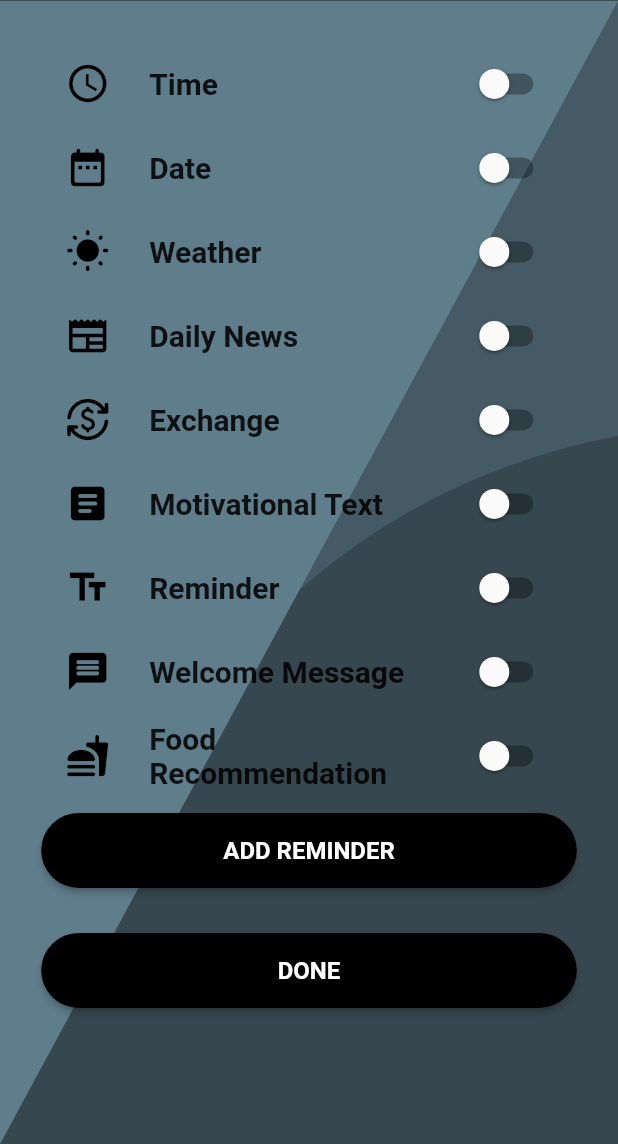
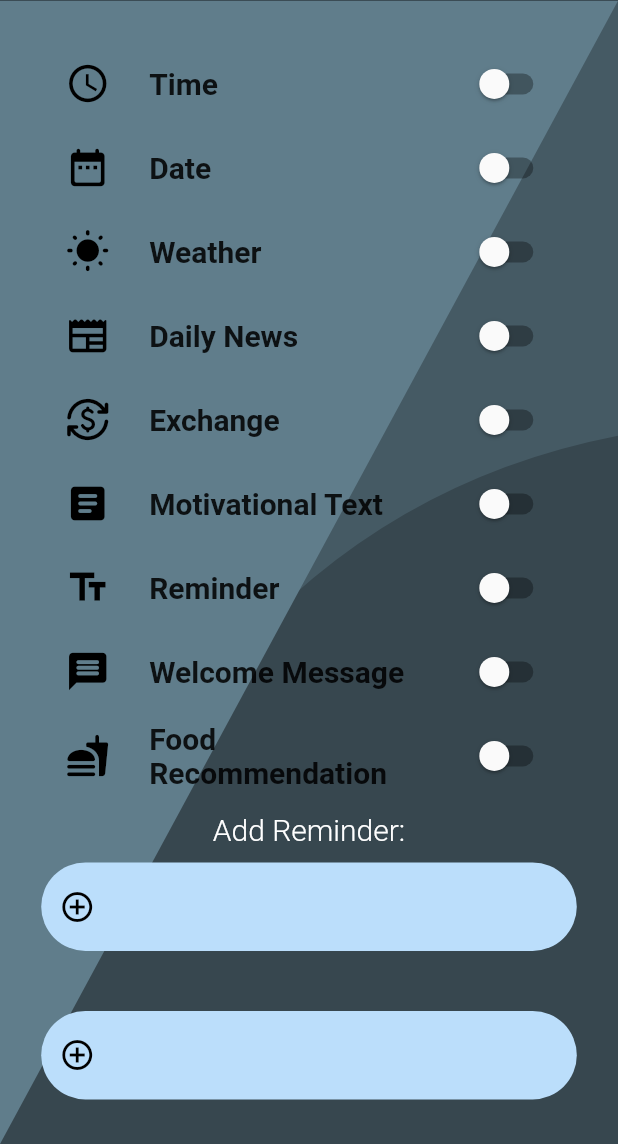
Before and after one commit to eloyet/smart-mirror-application, a Flutter app: the CustomizeScreen screen opened directly, on a phone screen of 412 x 824 dp, the part 92-1236 px from its top. Run offline on Flutter 3.47's test engine with Material 2 defaults, Android fonts, the phone set to English and light mode, and no system bars; our stand-ins replace cloud_firestore, file_picker, firebase_auth, firebase_core, firebase_storage, flutter_datetime_picker; accounts and stored records are empty.

Commit message:
reminder fixed

```diff
--- a/smart_mirror/lib/screens/customize_screen.dart
+++ b/smart_mirror/lib/screens/customize_screen.dart
@@ -37,9 +37,15 @@ class _CustomizeScreenState extends State<CustomizeScreen> {
   bool wwelcome = false;
   bool wfood = false;
   //user can add reminder to the mirror
-  String reminder1 = '';
-  String reminder2 = '';
-  String reminder3 = '';
+  var reminder1 = '';
+  var reminder2 = '';
+  var reminder3 = '';
+    final TextEditingController _reminderTextController1 =
+      TextEditingController();
+  final TextEditingController _reminderTextController2 =
+      TextEditingController();
+  final TextEditingController _reminderTextController3 =
+      TextEditingController();
 
   @override
   Widget build(BuildContext context) {
@@ -266,24 +272,51 @@ class _CustomizeScreenState extends State<CustomizeScreen> {
                       size: 30,
                     ),
                   ),
-                  addReminderButton(context, false, () {
-                      if(wreminder == false){
-                         ScaffoldMessenger.of(context).showSnackBar(
-                              const SnackBar(
-                                content: Text(
-                                    'Please enable the reminder to add a reminder'), //if the reminder is not enabled then show this message
-                              ),
-                            );
-                            return;
-                      }
-                      else{
-                       Navigator.push(
-                          context,
-                          MaterialPageRoute(
-                              builder: (context) => const ReminderScreen())); //navigate to the reminder screen
-                      }
-
-                  }),
+                                    const SizedBox(
+                    height: 10,
+                  ),
+                  const InkWell(
+                    child: Text(
+                      "Add Reminder:",
+                      style: TextStyle(
+                          color: Colors.white,
+                          fontWeight: FontWeight.w300,
+                          fontSize: 20),
+                    ),
+                  ),
+                                    const SizedBox(
+                    height: 10,
+                  ),
+                  reusableTextField(
+                      reminder1,
+                      Icons.add_circle_outline_sharp,
+                      false, //  reusable text field
+                      _reminderTextController1),
+                  const SizedBox(
+                    height: 20,
+                  ),
+                  const SizedBox(
+                    height: 20,
+                  ),
+                  reusableTextField(
+                      reminder2,
+                      Icons.add_circle_outline_sharp,
+                      false, //  reusable text field
+                      _reminderTextController2),
+                  const SizedBox(
+                    height: 20,
+                  ),
+                  const SizedBox(
+                    height: 20,
+                  ),
+                  reusableTextField(
+                      reminder3,
+                      Icons.add_circle_outline_sharp,
+                      false, //  reusable text field
+                      _reminderTextController3),
+                                 const SizedBox(
+                    height: 10,
+                  ),
                   customizeMirrorButton(context, false, () { //saved the preferences to firebase
                     _authService
                         .customizeButton(
@@ -296,9 +329,9 @@ class _CustomizeScreenState extends State<CustomizeScreen> {
                       wreminder.toString(),
                       wwelcome.toString(),
                       wfood.toString(),
-                      reminder1.toString(),
-                      reminder2.toString(),
-                      reminder3.toString(),
+                      _reminderTextController1.text,
+                      _reminderTextController2.text,
+                      _reminderTextController3.text
                     ) // If inside of textfield is null then do not update from firestore database...
                         .then((value) {
                       return Navigator.push(
--- a/smart_mirror/lib/screens/signup_screen.dart
+++ b/smart_mirror/lib/screens/signup_screen.dart
@@ -2,6 +2,7 @@ import 'package:flutter/cupertino.dart';
 import 'package:flutter/material.dart';
 import 'package:flutter_datetime_picker/flutter_datetime_picker.dart';
 import 'package:smart_mirror/reusable_widgets/reusable_widget.dart';
+import 'package:smart_mirror/screens/customize_screen.dart';
 import 'package:smart_mirror/screens/upload_photo.dart';
 import 'package:smart_mirror/service/auth.dart';
 import 'package:smart_mirror/utils/my_clipper.dart';
@@ -527,7 +528,7 @@ class _SignUpScreenState extends State<SignUpScreen> {
                             context,
                             MaterialPageRoute(
                                 builder: (context) =>
-                                    const UploadPhotoScreen())); //for sign up
+                                    const CustomizeScreen())); //for sign up
                       }).onError((error, stackTrace) async {
                         print("Error ${error.toString()}");
                         if (error.toString() ==
```
Also changed, not shown: smart_mirror/lib/service/auth.dart (+6 -6 lines).
